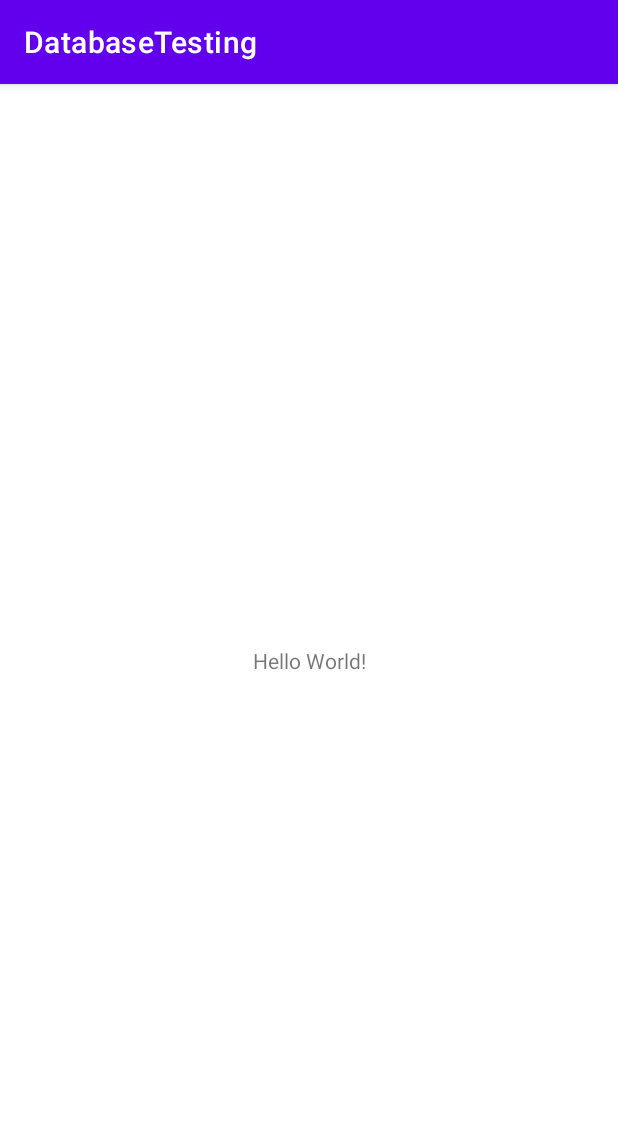
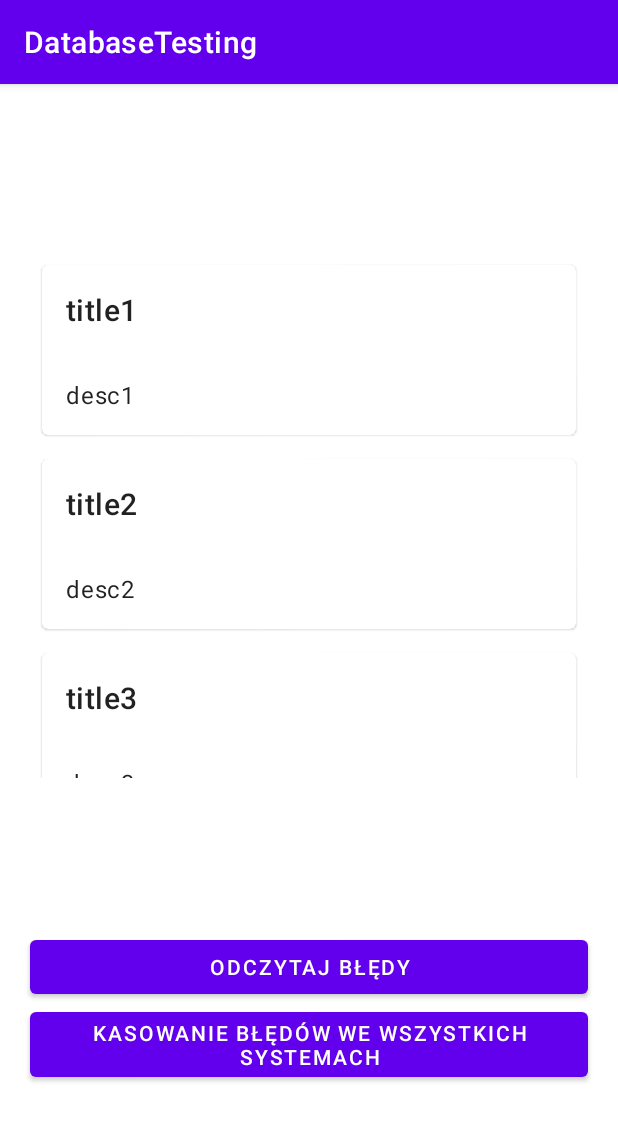
Before and after one commit to zer-ki/DataBaseTesting, an Android app: the screen it shows after launch (MainActivity), on a phone screen of 412 x 824 dp. Shown: the top 1121 px of the screen. Run offline under Robolectric (Android 15) with nearby library versions, the phone set to English and light mode, and no system bars; our stand-ins replace Room's generated code; libraries missing offline, so code that uses them is left out: net.sqlcipher.database.

Commit message:
Add adapter and databases

```diff
--- a/app/build.gradle
+++ b/app/build.gradle
@@ -16,6 +16,13 @@ android {
         versionName "1.0"
 
         testInstrumentationRunner "androidx.test.runner.AndroidJUnitRunner"
+        javaCompileOptions {
+            annotationProcessorOptions {
+                arguments += [
+                        "room.schemaLocation": "$projectDir/schemas".toString()
+                ]
+            }
+        }
     }
 
     buildTypes {
@@ -45,5 +52,7 @@ dependencies {
     //Room
     implementation "androidx.room:room-runtime:2.5.1"
     kapt "androidx.room:room-compiler:2.5.1"
+    //SQLCipher
+    implementation "net.zetetic:android-database-sqlcipher:4.4.3"
 
 }
--- /dev/null
+++ b/app/src/main/java/com/example/databasetesting/ErrorDatabase.kt
@@ -0,0 +1,13 @@
+package com.example.databasetesting
+
+import androidx.room.Database
+import androidx.room.RoomDatabase
+
+@Database(
+    entities = [ErrorMessage::class],
+    version = 1
+)
+
+abstract class ErrorDatabase: RoomDatabase() {
+    abstract fun dao(): ErrorMessageDao
+}
--- a/app/src/main/java/com/example/databasetesting/ErrorMessage.kt
+++ b/app/src/main/java/com/example/databasetesting/ErrorMessage.kt
@@ -2,11 +2,12 @@ package com.example.databasetesting
 
 import androidx.room.Entity
 import androidx.room.PrimaryKey
+import org.w3c.dom.Text
 
 @Entity(tableName = "errorMessageTable")
 data class ErrorMessage(
     @PrimaryKey
-    val id: Int,
+    val id: Long,
     val errorTitle: String,
     val errorDescription: String
 )
--- a/app/src/main/java/com/example/databasetesting/ErrorMessageDao.kt
+++ b/app/src/main/java/com/example/databasetesting/ErrorMessageDao.kt
@@ -1,8 +1,11 @@
 package com.example.databasetesting
 
+import androidx.room.Dao
 import androidx.room.Query
 
+@Dao
 interface ErrorMessageDao {
-    @Query ("SELECT * FROM errorMessageTable WHERE id IN (:ids)")
-    fun getEntitiesByIds(ids: List<Int>): List<ErrorMessage>
+    @Query ("SELECT * FROM errorMessageTable")
+    fun getAllData(): List<ErrorMessage>
+    //fun getEntitiesByIds(ids: List<Int>): List<ErrorMessage>
 }
--- a/app/src/main/java/com/example/databasetesting/MainActivity.kt
+++ b/app/src/main/java/com/example/databasetesting/MainActivity.kt
@@ -2,10 +2,50 @@ package com.example.databasetesting
 
 import androidx.appcompat.app.AppCompatActivity
 import android.os.Bundle
+import android.util.Log
+import androidx.recyclerview.widget.LinearLayoutManager
+import androidx.recyclerview.widget.RecyclerView
+import androidx.room.Room
+import com.example.databasetesting.adapter.ErrorAdapter
+import kotlinx.coroutines.Dispatchers
+import kotlinx.coroutines.GlobalScope
+import kotlinx.coroutines.launch
+import kotlinx.coroutines.withContext
 
 class MainActivity : AppCompatActivity() {
+    private lateinit var recyclerView: RecyclerView
+    private lateinit var adapter: ErrorAdapter
+    private lateinit var db: ErrorDatabase
     override fun onCreate(savedInstanceState: Bundle?) {
         super.onCreate(savedInstanceState)
         setContentView(R.layout.activity_main)
+
+        recyclerView = findViewById(R.id.errorRecyclerView)
+        recyclerView.layoutManager = LinearLayoutManager(this)
+        adapter = ErrorAdapter(emptyList())
+        recyclerView.adapter = adapter
+
+        db = Room.databaseBuilder(applicationContext, ErrorDatabase::class.java, "error_database.db")
+            .createFromAsset("databases/testDatabase6.db")
+            .build()
+
+
+
+    }
+    override fun onResume() {
+        super.onResume()
+        loadDataFromDatabase()
+    }
+    private fun loadDataFromDatabase() {
+        GlobalScope.launch(Dispatchers.Main) {
+            val dataList = withContext(Dispatchers.IO){ db.dao().getAllData()}
+            Log.d("MainActivity", "DataList size: ${dataList.size}")
+            if(dataList != null) {
+                Log.d("MainActivity", "DataList:  $dataList")
+                adapter = ErrorAdapter(dataList)
+                recyclerView.adapter = adapter
+            }
+            else Log.d("MainActivity", "DataList is null")
+        }
     }
 }
--- /dev/null
+++ b/app/src/main/java/com/example/databasetesting/adapter/ErrorAdapter.kt
@@ -0,0 +1,37 @@
+package com.example.databasetesting.adapter
+
+import android.view.LayoutInflater
+import android.view.View
+import android.view.ViewGroup
+import android.widget.TextView
+import androidx.recyclerview.widget.RecyclerView
+import com.example.databasetesting.ErrorMessage
+import com.example.databasetesting.R
+import net.sqlcipher.database.SQLiteDatabase
+
+class ErrorAdapter(private val dataList: List<ErrorMessage>) : RecyclerView.Adapter<ErrorAdapter.ViewHolder>() {
+
+    override fun onCreateViewHolder(parent: ViewGroup, viewType: Int): ViewHolder {
+        val view = LayoutInflater.from(parent.context).inflate(R.layout.item_layout, parent, false)
+        return ViewHolder(view)
+    }
+
+    override fun onBindViewHolder(holder: ViewHolder, position: Int) {
+        val entity = dataList[position]
+        holder.bind(entity)
+    }
+
+    override fun getItemCount(): Int {
+        return dataList.size
+    }
+
+    inner class ViewHolder(itemView: View) : RecyclerView.ViewHolder(itemView) {
+        private val titleTextView: TextView = itemView.findViewById(R.id.error_title)
+        private val descriptionTextView: TextView = itemView.findViewById(R.id.error_description)
+
+        fun bind(entity: ErrorMessage) {
+            titleTextView.text = entity.errorTitle
+            descriptionTextView.text = entity.errorDescription
+        }
+    }
+}
--- a/app/src/main/res/layout/activity_main.xml
+++ b/app/src/main/res/layout/activity_main.xml
@@ -6,13 +6,42 @@
     android:layout_height="match_parent"
     tools:context=".MainActivity">
 
-    <TextView
-        android:layout_width="wrap_content"
+    <Button
+        android:id="@+id/errorsEraseButton"
+        android:layout_width="0dp"
         android:layout_height="wrap_content"
-        android:text="Hello World!"
+        android:layout_marginStart="20dp"
+        android:layout_marginEnd="20dp"
+        android:layout_marginBottom="100dp"
+        android:text="Kasowanie błędów we wszystkich systemach"
         app:layout_constraintBottom_toBottomOf="parent"
+        app:layout_constraintEnd_toEndOf="parent"
+        app:layout_constraintHorizontal_bias="0.0"
+        app:layout_constraintStart_toStartOf="parent" />
+
+    <Button
+        android:id="@+id/errorsReadButton"
+        android:layout_width="0dp"
+        android:layout_height="wrap_content"
+        android:layout_marginStart="20dp"
+        android:layout_marginEnd="20dp"
+        android:text="Odczytaj Błędy"
+        app:layout_constraintBottom_toTopOf="@+id/errorsEraseButton"
+        app:layout_constraintEnd_toEndOf="parent"
+        app:layout_constraintStart_toStartOf="parent" />
+
+    <androidx.recyclerview.widget.RecyclerView
+        android:id="@+id/errorRecyclerView"
+        android:layout_width="match_parent"
+        android:layout_height="350dp"
+        android:layout_marginStart="20dp"
+        android:layout_marginTop="30dp"
+        android:layout_marginEnd="20dp"
+        android:layout_marginBottom="20dp"
+        app:layout_constraintBottom_toTopOf="@+id/errorsReadButton"
         app:layout_constraintEnd_toEndOf="parent"
         app:layout_constraintStart_toStartOf="parent"
         app:layout_constraintTop_toTopOf="parent" />
 
+
 </androidx.constraintlayout.widget.ConstraintLayout>
--- /dev/null
+++ b/app/src/main/res/layout/item_layout.xml
@@ -0,0 +1,27 @@
+<?xml version="1.0" encoding="utf-8"?>
+<com.google.android.material.card.MaterialCardView xmlns:android="http://schemas.android.com/apk/res/android"
+    android:layout_width="match_parent"
+    android:layout_height="wrap_content"
+    android:layout_margin="8dp">
+
+    <LinearLayout xmlns:android="http://schemas.android.com/apk/res/android"
+        android:layout_width="match_parent"
+        android:layout_height="wrap_content"
+        android:orientation="vertical">
+
+        <TextView xmlns:android="http://schemas.android.com/apk/res/android"
+            android:id="@+id/error_title"
+            android:layout_width="wrap_content"
+            android:layout_height="wrap_content"
+            android:padding="16dp"
+            android:textAppearance="?attr/textAppearanceHeadline6"/>
+
+        <TextView xmlns:android="http://schemas.android.com/apk/res/android"
+            android:id="@+id/error_description"
+            android:layout_width="wrap_content"
+            android:layout_height="wrap_content"
+            android:padding="16dp"
+            android:textAppearance="?attr/textAppearanceBody1"/>
+
+    </LinearLayout>
+</com.google.android.material.card.MaterialCardView>
```
Also changed, not shown: app/src/main/assets/databases/testDatabase6.db (added), app/src/main/assets/testDatabase2.db (added), app/src/main/assets/testDatabase4.db (added), app/src/main/assets/testDatabase5.db (added), 2 other files.
